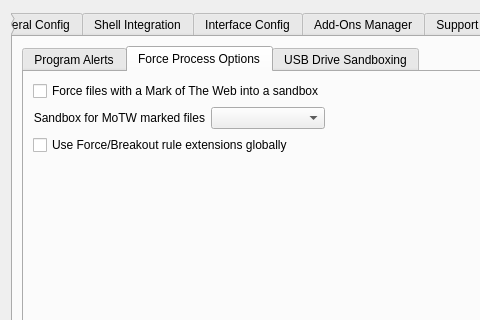
sandboxie-plus/Sandboxie, file SandboxiePlus/SandMan/Forms/SettingsWindow.ui: the form before one commit; both pictures show x 0 to 480 and y 0 to 320 of the 820 by 662 pixel window.
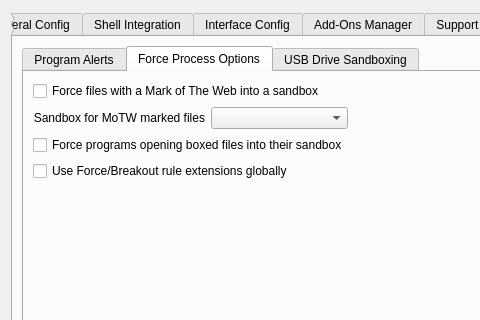
The form after the commit. The open tabs and pages were chosen to show the change. Icons and pictures are not drawn.

```diff
--- a/SandboxiePlus/SandMan/Forms/SettingsWindow.ui
+++ b/SandboxiePlus/SandMan/Forms/SettingsWindow.ui
@@ -2940,7 +2940,7 @@
                  </property>
                 </widget>
                </item>
-               <item row="3" column="0">
+               <item row="4" column="0">
                 <spacer name="verticalSpacer_22">
                  <property name="orientation">
                   <enum>Qt::Orientation::Vertical</enum>
@@ -2953,7 +2953,7 @@
                  </property>
                 </spacer>
                </item>
-               <item row="2" column="0" colspan="2">
+               <item row="3" column="0" colspan="2">
                 <widget class="QCheckBox" name="chkUseForceBreakoutRuleExtensions">
                  <property name="toolTip">
                   <string>Enable Force/Breakout rule extensions (Priority, Recursive, TargetBox) globally for all sandboxes unless overridden per box.</string>
@@ -2963,6 +2963,16 @@
                  </property>
                 </widget>
                </item>
+               <item row="2" column="0" colspan="2">
+                <widget class="QCheckBox" name="chkForceBoxDocs">
+                 <property name="toolTip">
+                  <string>Force programs opening files from a sandbox to run in that sandbox.</string>
+                 </property>
+                 <property name="text">
+                  <string>Force programs opening boxed files into their sandbox</string>
+                 </property>
+                </widget>
+               </item>
                <item row="0" column="0" colspan="2">
                 <widget class="QCheckBox" name="chkSandboxMoTW">
                  <property name="text">
```
